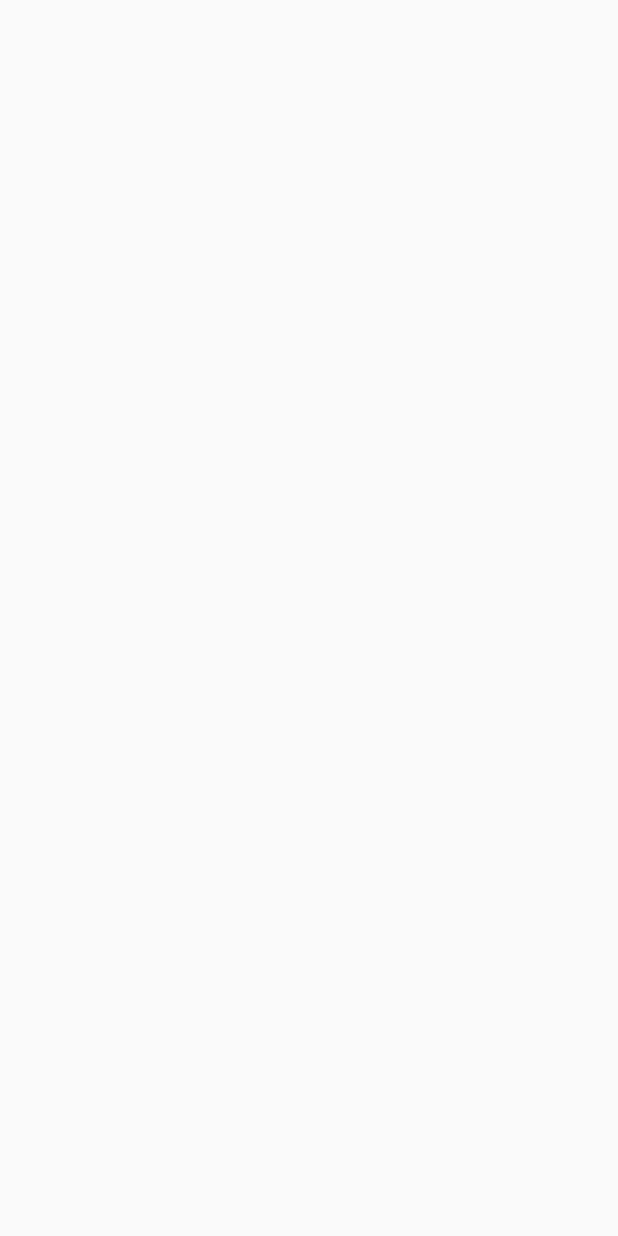
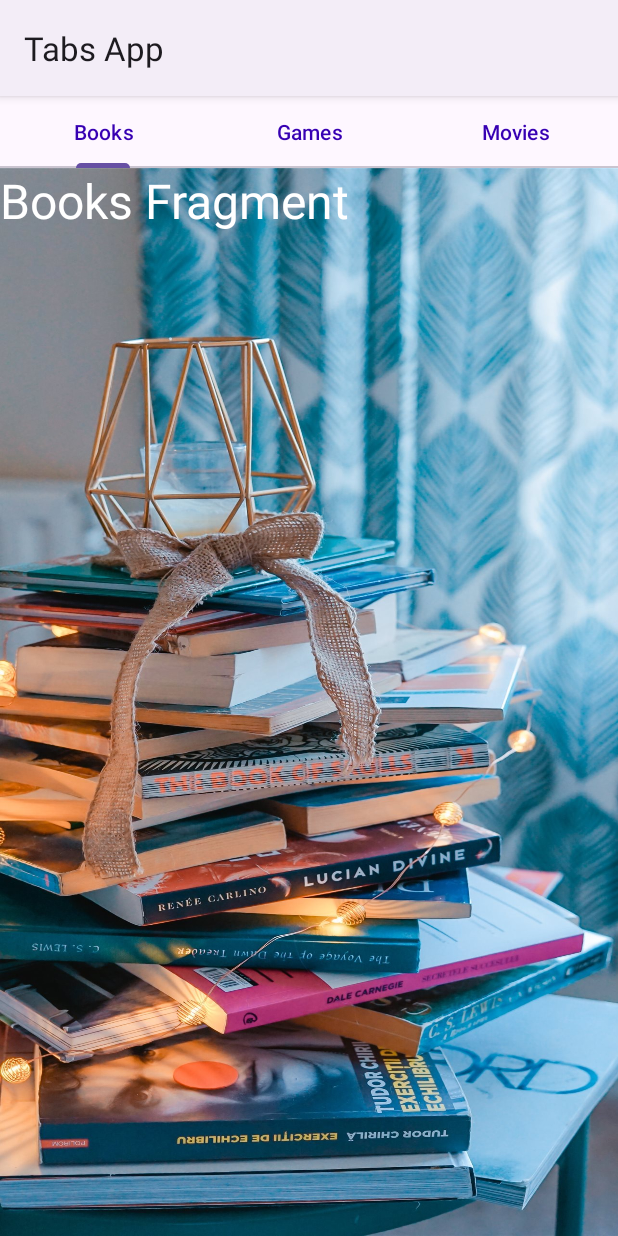
Before and after one commit to bharathitummala/android-kotlin-tablayoutapp, an Android app built with Jetpack Compose: the screen it shows after launch (MainActivity), on a phone screen of 412 x 824 dp. Before the commit the screen is empty. Run offline under Robolectric (Android 15) with nearby library versions, the phone set to English and light mode, and no system bars.

Commit message:
added fragments

```diff
--- a/app/build.gradle.kts
+++ b/app/build.gradle.kts
@@ -54,12 +54,14 @@ dependencies {
     implementation("androidx.core:core-ktx:1.12.0")
     implementation("androidx.lifecycle:lifecycle-runtime-ktx:2.7.0")
     implementation("androidx.activity:activity-compose:1.8.2")
+    implementation ("androidx.appcompat:appcompat:1.6.1")
     implementation(platform("androidx.compose:compose-bom:2023.08.00"))
     implementation("androidx.compose.ui:ui")
     implementation("androidx.compose.ui:ui-graphics")
     implementation("androidx.compose.ui:ui-tooling-preview")
     implementation("androidx.compose.material3:material3")
     implementation("androidx.constraintlayout:constraintlayout:2.1.4")
+    implementation("com.google.android.material:material:1.11.0")
     testImplementation("junit:junit:4.13.2")
     androidTestImplementation("androidx.test.ext:junit:1.1.5")
     androidTestImplementation("androidx.test.espresso:espresso-core:3.5.1")
--- a/app/src/main/AndroidManifest.xml
+++ b/app/src/main/AndroidManifest.xml
@@ -10,13 +10,13 @@
         android:label="@string/app_name"
         android:roundIcon="@mipmap/ic_launcher_round"
         android:supportsRtl="true"
-        android:theme="@style/Theme.TabLayout"
+        android:theme="@style/Theme.Design.NoActionBar"
         tools:targetApi="31">
         <activity
             android:name=".MainActivity"
             android:exported="true"
             android:label="@string/app_name"
-            android:theme="@style/Theme.TabLayout">
+            android:theme="@style/Theme.Material3.Light">
             <intent-filter>
                 <action android:name="android.intent.action.MAIN" />
 
--- a/app/src/main/java/com/example/tablayout/MainActivity.kt
+++ b/app/src/main/java/com/example/tablayout/MainActivity.kt
@@ -1,7 +1,7 @@
 package com.example.tablayout
 
 import android.os.Bundle
-import androidx.activity.ComponentActivity
+import androidx.appcompat.app.AppCompatActivity
 import androidx.activity.compose.setContent
 import androidx.compose.foundation.layout.fillMaxSize
 import androidx.compose.material3.MaterialTheme
@@ -10,11 +10,39 @@ import androidx.compose.material3.Text
 import androidx.compose.runtime.Composable
 import androidx.compose.ui.Modifier
 import androidx.compose.ui.tooling.preview.Preview
+import androidx.viewpager2.widget.ViewPager2
+import com.example.tablayout.adapter.ViewPagerAdapter
 import com.example.tablayout.ui.theme.TabLayoutTheme
+import com.google.android.material.tabs.TabLayout
+import com.google.android.material.tabs.TabLayoutMediator
 
-class MainActivity : ComponentActivity() {
+class MainActivity : AppCompatActivity() {
+
+    val tabsArray = arrayOf("Books", "Games", "Movies")
+
+
     override fun onCreate(savedInstanceState: Bundle?) {
         super.onCreate(savedInstanceState)
-     setContentView(R.layout.activity_main)
+        setContentView(R.layout.activity_main)
+
+        val viewPager = findViewById<ViewPager2>(R.id.viewPager)
+        val tablayout = findViewById<TabLayout>(R.id.tablayout)
+
+
+        val my_adapter = ViewPagerAdapter(
+            supportFragmentManager,
+            lifecycle
+        )
+        viewPager.adapter = my_adapter
+
+
+        // Connecting the viewpager with tab layout
+        TabLayoutMediator(tablayout, viewPager) {
+                tab, position -> tab.text = tabsArray[position]
+        }.attach()
+
+
+
+
     }
 }
--- /dev/null
+++ b/app/src/main/java/com/example/tablayout/adapter/ViewPagerAdapter.kt
@@ -0,0 +1,24 @@
+package com.example.tablayout.adapter
+
+import androidx.fragment.app.Fragment
+import androidx.fragment.app.FragmentManager
+import androidx.lifecycle.Lifecycle
+import androidx.viewpager2.adapter.FragmentStateAdapter
+import com.example.tablayout.fragments.BooksFragment
+import com.example.tablayout.fragments.GamesFragment
+import com.example.tablayout.fragments.MoviesFragment
+
+class ViewPagerAdapter(fragmentManager: FragmentManager, lifecycle: Lifecycle):FragmentStateAdapter(fragmentManager, lifecycle) {
+    override fun getItemCount(): Int {
+        return 3
+    }
+
+    override fun createFragment(position: Int): Fragment {
+      when(position){
+          0 -> return BooksFragment()
+          1 -> return MoviesFragment()
+
+      }
+        return GamesFragment()
+    }
+}
--- /dev/null
+++ b/app/src/main/java/com/example/tablayout/fragments/BooksFragment.kt
@@ -0,0 +1,60 @@
+package com.example.tablayout.fragments
+
+import android.os.Bundle
+import androidx.fragment.app.Fragment
+import android.view.LayoutInflater
+import android.view.View
+import android.view.ViewGroup
+import com.example.tablayout.R
+
+// TODO: Rename parameter arguments, choose names that match
+// the fragment initialization parameters, e.g. ARG_ITEM_NUMBER
+private const val ARG_PARAM1 = "param1"
+private const val ARG_PARAM2 = "param2"
+
+/**
+ * A simple [Fragment] subclass.
+ * Use the [BooksFragment.newInstance] factory method to
+ * create an instance of this fragment.
+ */
+class BooksFragment : Fragment() {
+    // TODO: Rename and change types of parameters
+    private var param1: String? = null
+    private var param2: String? = null
+
+    override fun onCreate(savedInstanceState: Bundle?) {
+        super.onCreate(savedInstanceState)
+        arguments?.let {
+            param1 = it.getString(ARG_PARAM1)
+            param2 = it.getString(ARG_PARAM2)
+        }
+    }
+
+    override fun onCreateView(
+        inflater: LayoutInflater, container: ViewGroup?,
+        savedInstanceState: Bundle?
+    ): View? {
+        // Inflate the layout for this fragment
+        return inflater.inflate(R.layout.fragment_books, container, false)
+    }
+
+    companion object {
+        /**
+         * Use this factory method to create a new instance of
+         * this fragment using the provided parameters.
+         *
+         * @param param1 Parameter 1.
+         * @param param2 Parameter 2.
+         * @return A new instance of fragment BooksFragment.
+         */
+        // TODO: Rename and change types and number of parameters
+        @JvmStatic
+        fun newInstance(param1: String, param2: String) =
+            BooksFragment().apply {
+                arguments = Bundle().apply {
+                    putString(ARG_PARAM1, param1)
+                    putString(ARG_PARAM2, param2)
+                }
+            }
+    }
+}
--- a/app/src/main/res/layout/activity_main.xml
+++ b/app/src/main/res/layout/activity_main.xml
@@ -1,12 +1,28 @@
 <?xml version="1.0" encoding="utf-8"?>
 <androidx.constraintlayout.widget.ConstraintLayout xmlns:android="http://schemas.android.com/apk/res/android"
-
+    xmlns:app="http://schemas.android.com/apk/res-auto"
     xmlns:tools="http://schemas.android.com/tools"
-    android:id="@+id/linearLayout"
     android:layout_width="match_parent"
     android:layout_height="match_parent"
-    android:orientation="vertical"
-    tools:ignore="MissingClass">
+   >
+
+ <com.google.android.material.tabs.TabLayout
+     android:id="@+id/tablayout"
+     android:layout_width="0dp"
+     android:layout_height="wrap_content"
+     app:layout_constraintEnd_toEndOf="parent"
+     app:layout_constraintStart_toStartOf="parent"
+     app:layout_constraintTop_toTopOf="parent"
+
+     app:tabTextColor="@color/purple_700" />
 
 
+ <androidx.viewpager2.widget.ViewPager2
+     android:id="@+id/viewPager"
+     android:layout_width="match_parent"
+     android:layout_height="0dp"
+
+     app:layout_constraintBottom_toBottomOf="parent"
+     app:layout_constraintTop_toBottomOf="@+id/tablayout" />
+
 </androidx.constraintlayout.widget.ConstraintLayout>
--- /dev/null
+++ b/app/src/main/res/layout/fragment_books.xml
@@ -0,0 +1,17 @@
+<?xml version="1.0" encoding="utf-8"?>
+<FrameLayout xmlns:android="http://schemas.android.com/apk/res/android"
+    xmlns:tools="http://schemas.android.com/tools"
+    android:layout_width="match_parent"
+    android:layout_height="match_parent"
+    android:background="@drawable/books"
+    tools:context=".fragments.BooksFragment">
+
+    <!-- TODO: Update blank fragment layout -->
+    <TextView
+        android:layout_width="match_parent"
+        android:layout_height="match_parent"
+        android:textColor="@color/white"
+        android:textSize="32sp"
+        android:text="Books Fragment" />
+
+</FrameLayout>
--- a/app/src/main/res/values/strings.xml
+++ b/app/src/main/res/values/strings.xml
@@ -1,3 +1,5 @@
 <resources>
-    <string name="app_name">TabLayout</string>
+    <string name="app_name">Tabs App</string>
+    <!-- TODO: Remove or change this placeholder text -->
+    <string name="hello_blank_fragment">Hello blank fragment</string>
 </resources>
```
Also changed, not shown: app/src/main/java/com/example/tablayout/fragments/GamesFragment.kt (added, +22 -0 lines), app/src/main/java/com/example/tablayout/fragments/MoviesFragment.kt (added, +60 -0 lines), app/src/main/res/layout/fragment_games.xml (added, +18 -0 lines), app/src/main/res/layout/fragment_movies.xml (added, +17 -0 lines), app/src/main/res/drawable/books.jpg (added), app/src/main/res/drawable/games.jpg (added), app/src/main/res/drawable/movies.png (added).
